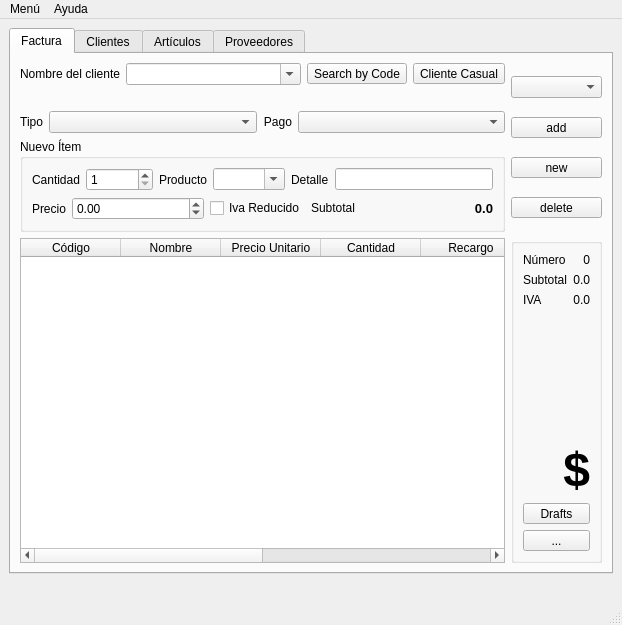
jerobarraco/banta, file banta/res/ui/main.ui: the form before one commit.
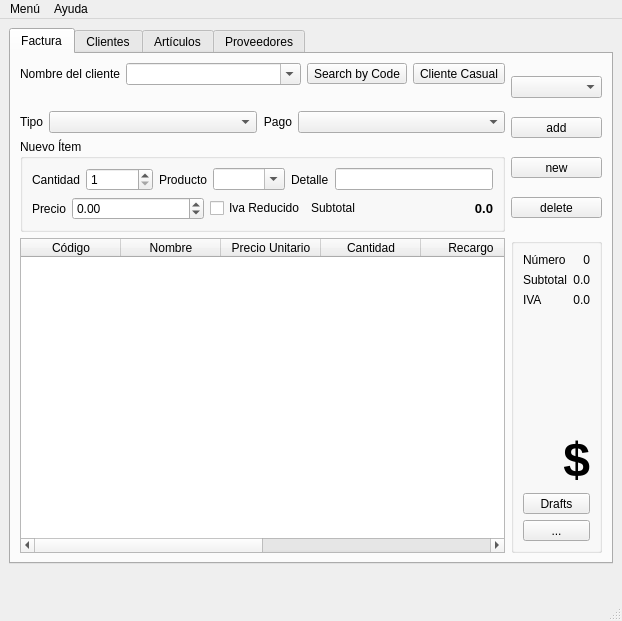
The form after the commit. Icons and pictures are not drawn.

What changed in the file:
```diff
--- a/banta/res/ui/main.ui
+++ b/banta/res/ui/main.ui
@@ -7,7 +7,7 @@
     <x>0</x>
     <y>0</y>
     <width>622</width>
-    <height>625</height>
+    <height>621</height>
    </rect>
   </property>
   <property name="sizePolicy">
@@ -887,6 +887,22 @@
         </property>
        </widget>
       </item>
+      <item>
+       <spacer name="horizontalSpacer">
+        <property name="orientation">
+         <enum>Qt::Horizontal</enum>
+        </property>
+        <property name="sizeType">
+         <enum>QSizePolicy::Preferred</enum>
+        </property>
+        <property name="sizeHint" stdset="0">
+         <size>
+          <width>40</width>
+          <height>20</height>
+         </size>
+        </property>
+       </spacer>
+      </item>
      </layout>
     </item>
    </layout>
```
Left out of the diff: 3 changed lines with no effect on the pictures.
